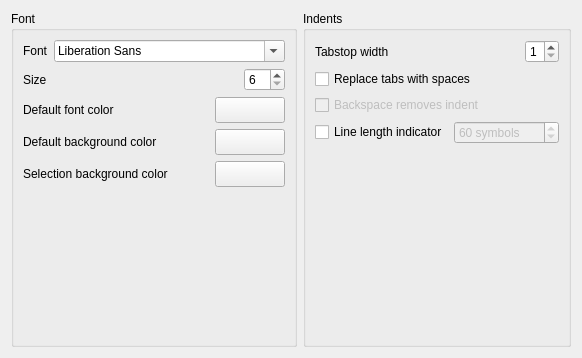
Before: the Qt Designer form src/app/ui/forms/EditorSettingsPage.ui in Mezomish/juffed, drawn with Qt 5.
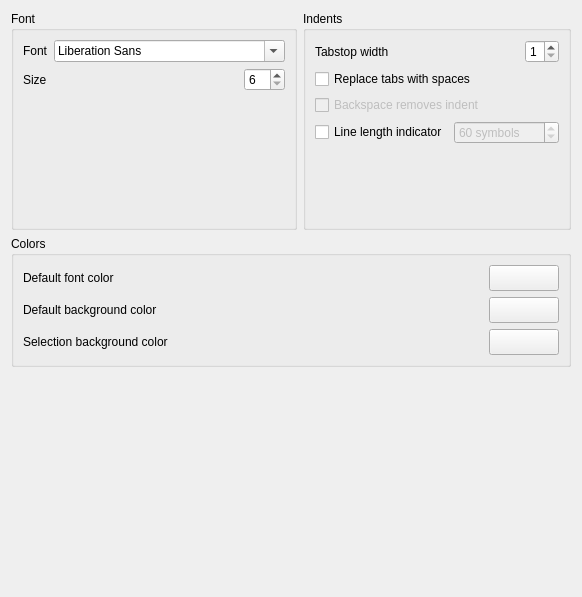
After: the same form once the commit is applied.

Commit message: Added hiding toolbar/statusbar in fullscreen mode and configuring it Added configuring matching brace foreground color Some fixes for settings dialog Made 'Project' menu separate from 'File' menu Added setting the extension for project file if not set by the user Added some logging for bug with file modification time

The edit to the form file:
```diff
--- a/src/app/ui/forms/EditorSettingsPage.ui
+++ b/src/app/ui/forms/EditorSettingsPage.ui
@@ -7,7 +7,7 @@
     <x>0</x>
     <y>0</y>
     <width>582</width>
-    <height>358</height>
+    <height>597</height>
    </rect>
   </property>
   <property name="windowTitle">
@@ -69,108 +69,18 @@
         </property>
        </widget>
       </item>
-      <item row="5" column="1">
-       <spacer name="verticalSpacer_2">
-        <property name="orientation">
-         <enum>Qt::Vertical</enum>
-        </property>
-        <property name="sizeHint" stdset="0">
-         <size>
-          <width>20</width>
-          <height>40</height>
-         </size>
-        </property>
-       </spacer>
-      </item>
       <item row="2" column="0" colspan="3">
-       <layout class="QHBoxLayout" name="horizontalLayout_2">
-        <item>
-         <widget class="QLabel" name="label_6">
-          <property name="text">
-           <string>Default font color</string>
-          </property>
-         </widget>
-        </item>
-        <item>
-         <widget class="QPushButton" name="fontColorBtn">
-          <property name="minimumSize">
-           <size>
-            <width>40</width>
-            <height>26</height>
-           </size>
-          </property>
-          <property name="maximumSize">
-           <size>
-            <width>70</width>
-            <height>26</height>
-           </size>
-          </property>
-          <property name="text">
-           <string/>
-          </property>
-         </widget>
-        </item>
-       </layout>
-      </item>
-      <item row="3" column="0" colspan="3">
-       <layout class="QHBoxLayout" name="horizontalLayout">
-        <item>
-         <widget class="QLabel" name="label_7">
-          <property name="text">
-           <string>Default background color</string>
-          </property>
-         </widget>
-        </item>
-        <item>
-         <widget class="QPushButton" name="bgColorBtn">
-          <property name="minimumSize">
-           <size>
-            <width>40</width>
-            <height>26</height>
-           </size>
-          </property>
-          <property name="maximumSize">
-           <size>
-            <width>70</width>
-            <height>26</height>
-           </size>
-          </property>
-          <property name="text">
-           <string/>
-          </property>
-         </widget>
-        </item>
-       </layout>
-      </item>
-      <item row="4" column="0" colspan="3">
-       <layout class="QHBoxLayout" name="horizontalLayout_6">
-        <item>
-         <widget class="QLabel" name="label_10">
-          <property name="text">
-           <string>Selection background color</string>
-          </property>
-         </widget>
-        </item>
-        <item>
-         <widget class="QPushButton" name="selectionBgColorBtn">
-          <property name="minimumSize">
-           <size>
-            <width>40</width>
-            <height>26</height>
-           </size>
-          </property>
-          <property name="maximumSize">
-           <size>
-            <width>70</width>
-            <height>26</height>
-           </size>
-          </property>
-          <property name="text">
-           <string/>
-          </property>
-         </widget>
-        </item>
-       </layout>
+       <spacer name="verticalSpacer_2">
+        <property name="orientation">
+         <enum>Qt::Vertical</enum>
+        </property>
+        <property name="sizeHint" stdset="0">
+         <size>
+          <width>20</width>
+          <height>40</height>
+         </size>
+        </property>
+       </spacer>
       </item>
      </layout>
     </widget>
@@ -292,6 +202,118 @@
      </layout>
     </widget>
    </item>
+   <item row="4" column="0" colspan="2">
+    <spacer name="verticalSpacer">
+     <property name="orientation">
+      <enum>Qt::Vertical</enum>
+     </property>
+     <property name="sizeHint" stdset="0">
+      <size>
+       <width>20</width>
+       <height>40</height>
+      </size>
+     </property>
+    </spacer>
+   </item>
+   <item row="1" column="0" colspan="2">
+    <widget class="QGroupBox" name="groupBox_3">
+     <property name="title">
+      <string>Colors</string>
+     </property>
+     <layout class="QVBoxLayout" name="verticalLayout">
+      <item>
+       <layout class="QHBoxLayout" name="horizontalLayout_2">
+        <item>
+         <widget class="QLabel" name="label_6">
+          <property name="text">
+           <string>Default font color</string>
+          </property>
+         </widget>
+        </item>
+        <item>
+         <widget class="QPushButton" name="fontColorBtn">
+          <property name="minimumSize">
+           <size>
+            <width>40</width>
+            <height>26</height>
+           </size>
+          </property>
+          <property name="maximumSize">
+           <size>
+            <width>70</width>
+            <height>26</height>
+           </size>
+          </property>
+          <property name="text">
+           <string/>
+          </property>
+         </widget>
+        </item>
+       </layout>
+      </item>
+      <item>
+       <layout class="QHBoxLayout" name="horizontalLayout">
+        <item>
+         <widget class="QLabel" name="label_7">
+          <property name="text">
+           <string>Default background color</string>
+          </property>
+         </widget>
+        </item>
+        <item>
+         <widget class="QPushButton" name="bgColorBtn">
+          <property name="minimumSize">
+           <size>
+            <width>40</width>
+            <height>26</height>
+           </size>
+          </property>
+          <property name="maximumSize">
+           <size>
+            <width>70</width>
+            <height>26</height>
+           </size>
+          </property>
+          <property name="text">
+           <string/>
+          </property>
+         </widget>
+        </item>
+       </layout>
+      </item>
+      <item>
+       <layout class="QHBoxLayout" name="horizontalLayout_6">
+        <item>
+         <widget class="QLabel" name="label_10">
+          <property name="text">
+           <string>Selection background color</string>
+          </property>
+         </widget>
+        </item>
+        <item>
+         <widget class="QPushButton" name="selectionBgColorBtn">
+          <property name="minimumSize">
+           <size>
+            <width>40</width>
+            <height>26</height>
+           </size>
+          </property>
+          <property name="maximumSize">
+           <size>
+            <width>70</width>
+            <height>26</height>
+           </size>
+          </property>
+          <property name="text">
+           <string/>
+          </property>
+         </widget>
+        </item>
+       </layout>
+      </item>
+     </layout>
+    </widget>
+   </item>
   </layout>
  </widget>
  <resources/>
```
The commit also changes 14 other files.
